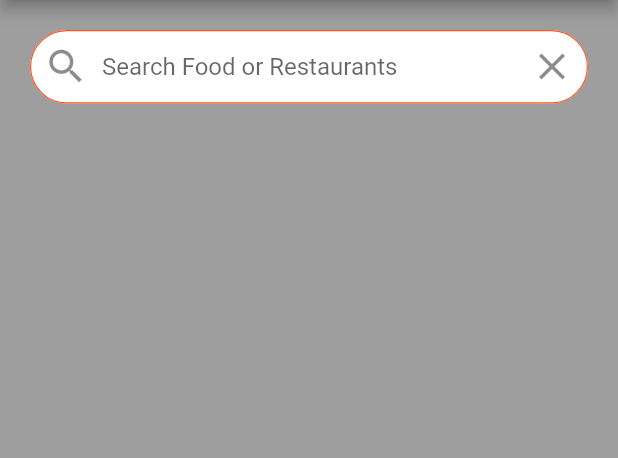
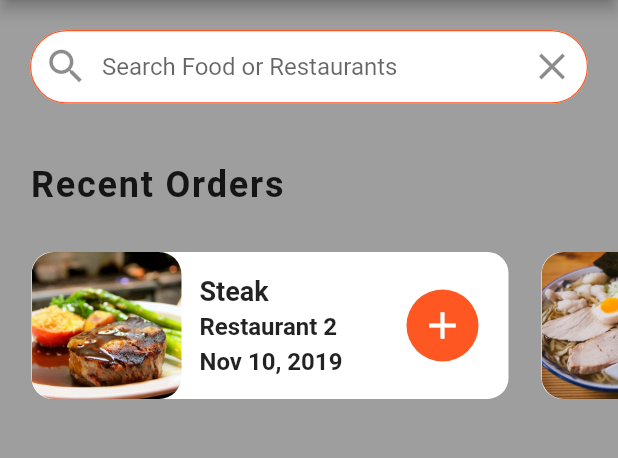
Before and after one commit to jecode93/food_delivery, a Flutter app: the screen it shows after launch, on a phone screen of 412 x 824 dp, the part 84-542 px from its top. Run offline on Flutter 3.47's test engine with Material 2 defaults, Android fonts, the phone set to English and light mode, and no system bars.

Commit message:
Working on recent orders

```diff
--- a/lib/models/food.dart
+++ b/lib/models/food.dart
@@ -1,11 +1,11 @@
 class Food {
-  final String? imageUrl;
-  final String? name;
+  final String imageUrl;
+  final String name;
   final double? price;
 
   Food({
-    this.imageUrl,
-    this.name,
+    required this.imageUrl,
+    required this.name,
     this.price,
   });
 }
--- a/lib/models/order.dart
+++ b/lib/models/order.dart
@@ -4,11 +4,11 @@ import '/models/restaurant.dart';
 class Order {
   final Restaurant? restaurant;
   final Food? food;
-  final String? date;
+  final String date;
   final int? quantity;
 
   Order({
-    this.date,
+    required this.date,
     this.restaurant,
     this.food,
     this.quantity,
--- a/lib/models/restaurant.dart
+++ b/lib/models/restaurant.dart
@@ -2,14 +2,14 @@ import '/models/food.dart';
 
 class Restaurant {
   final String? imageUrl;
-  final String? name;
+  final String name;
   final String? address;
   final int? rating;
   final List<Food>? menu;
 
   Restaurant({
     this.imageUrl,
-    this.name,
+    required this.name,
     this.address,
     this.rating,
     this.menu,
--- a/lib/screens/home_screen.dart
+++ b/lib/screens/home_screen.dart
@@ -1,5 +1,6 @@
 import 'package:flutter/material.dart';
 import 'package:food_delivery_app/data/data.dart';
+import 'package:food_delivery_app/widgets/recent_orders.dart';
 
 class HomeScreen extends StatefulWidget {
   const HomeScreen({Key? key}) : super(key: key);
@@ -61,7 +62,8 @@ class _HomeScreenState extends State<HomeScreen> {
                 ),
               ),
             ),
-          )
+          ),
+          RecentOrders(),
         ],
       ),
     );
--- /dev/null
+++ b/lib/widgets/recent_orders.dart
@@ -0,0 +1,130 @@
+import 'package:flutter/material.dart';
+import 'package:food_delivery_app/data/data.dart';
+import 'package:food_delivery_app/models/order.dart';
+
+class RecentOrders extends StatelessWidget {
+  const RecentOrders({Key? key}) : super(key: key);
+
+  _buidRecentOrder(BuildContext context, Order order) {
+    return Container(
+      margin: EdgeInsets.all(10.0),
+      width: 320.0,
+      decoration: BoxDecoration(
+          color: Colors.white,
+          borderRadius: BorderRadius.circular(15.0),
+          border: Border.all(
+            width: 1.0,
+            color: Colors.grey,
+          )),
+      child: Row(
+        children: [
+          Expanded(
+            child: Row(
+              mainAxisAlignment: MainAxisAlignment.spaceBetween,
+              children: [
+                ClipRRect(
+                  borderRadius: BorderRadius.circular(15.0),
+                  child: Image(
+                    height: 100.0,
+                    width: 100.0,
+                    image: AssetImage(order.food!.imageUrl),
+                    fit: BoxFit.cover,
+                  ),
+                ),
+                Expanded(
+                  child: Container(
+                    margin: EdgeInsets.all(12.0),
+                    child: Column(
+                      mainAxisAlignment: MainAxisAlignment.center,
+                      crossAxisAlignment: CrossAxisAlignment.start,
+                      children: [
+                        Text(
+                          order.food!.name,
+                          style: TextStyle(
+                            fontSize: 18.0,
+                            fontWeight: FontWeight.bold,
+                          ),
+                          overflow: TextOverflow.ellipsis,
+                        ),
+                        SizedBox(
+                          height: 4.0,
+                        ),
+                        Text(
+                          order.restaurant!.name,
+                          style: TextStyle(
+                            fontSize: 16.0,
+                            fontWeight: FontWeight.w600,
+                          ),
+                          overflow: TextOverflow.ellipsis,
+                        ),
+                        SizedBox(
+                          height: 4.0,
+                        ),
+                        Text(
+                          order.date,
+                          style: TextStyle(
+                            fontSize: 16.0,
+                            fontWeight: FontWeight.w600,
+                          ),
+                          overflow: TextOverflow.ellipsis,
+                        ),
+                      ],
+                    ),
+                  ),
+                ),
+                Container(
+                  margin: EdgeInsets.only(right: 20.0),
+                  width: 48.0,
+                  decoration: BoxDecoration(
+                    color: Theme.of(context).primaryColor,
+                    borderRadius: BorderRadius.circular(30.0),
+                  ),
+                  child: IconButton(
+                    onPressed: () {},
+                    icon: Icon(
+                      Icons.add,
+                      size: 30.0,
+                      color: Colors.white,
+                    ),
+                  ),
+                )
+              ],
+            ),
+          ),
+        ],
+      ),
+    );
+  }
+
+  @override
+  Widget build(BuildContext context) {
+    return Column(
+      crossAxisAlignment: CrossAxisAlignment.start,
+      children: [
+        Padding(
+          padding: const EdgeInsets.all(20.0),
+          child: Text(
+            'Recent Orders',
+            style: TextStyle(
+              fontSize: 24.0,
+              fontWeight: FontWeight.w600,
+              letterSpacing: 1.2,
+            ),
+          ),
+        ),
+        Container(
+          height: 120.0,
+          child: ListView.builder(
+            padding: EdgeInsets.only(left: 10.0),
+            scrollDirection: Axis.horizontal,
+            itemCount: currentUser.orders!.length,
+            itemBuilder: (ctx, index) {
+              Order order = currentUser.orders![index];
+              return _buidRecentOrder(context, order);
+            },
+          ),
+        )
+      ],
+    );
+  }
+}
```
